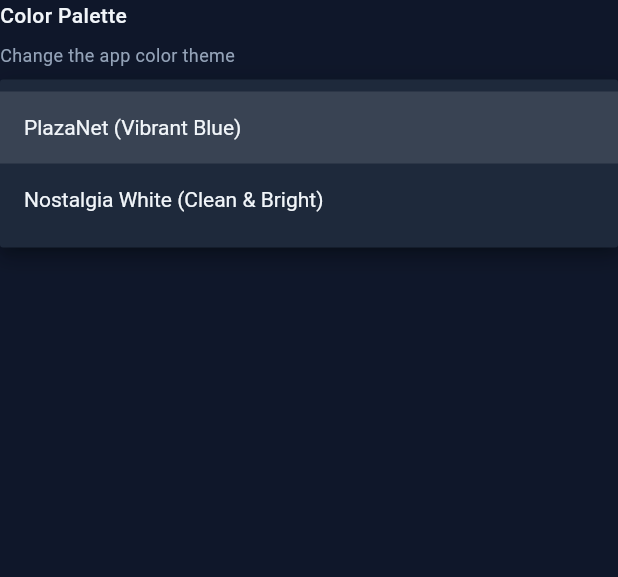
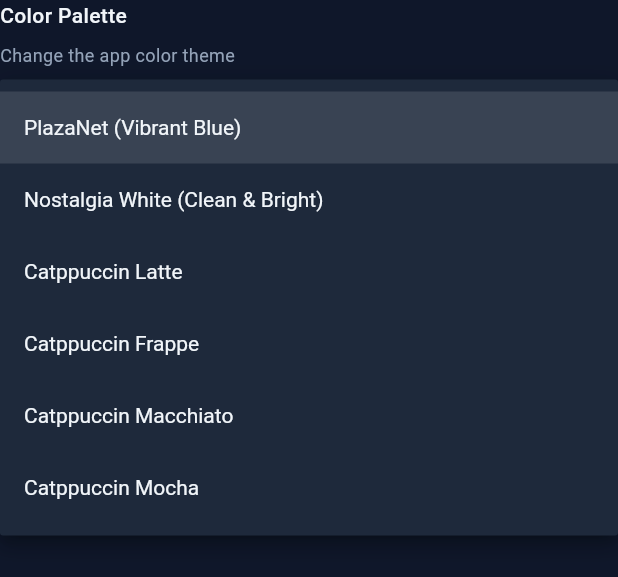
Before and after one commit to PlazaNetOrg/GamePlaza, a Flutter app: the _ColorPalettePicker widget shown alone on an empty page, opened directly, after a tap on "PlazaNet (Vibrant Blue)", on a phone screen of 412 x 824 dp. Shown: the top 577 px of the screen. Run offline on Flutter 3.47's test engine with Material 3 defaults, Android fonts, the phone set to English and light mode, and no system bars; our stand-ins replace battery_plus, shared_preferences; missing offline and left inert: installed_apps; accounts and stored records are empty; network calls fail.

Commit message:
Added Catppuccin color palletes

```diff
--- a/lib/l10n/app_localizations.dart
+++ b/lib/l10n/app_localizations.dart
@@ -116,6 +116,10 @@
   String get settingsColorPaletteDesc;
   String get settingsColorPalettePlazaNet;
   String get settingsColorPaletteNostalgiaWhite;
+  String get settingsColorPaletteCatppuccinLatte;
+  String get settingsColorPaletteCatppuccinFrappe;
+  String get settingsColorPaletteCatppuccinMacchiato;
+  String get settingsColorPaletteCatppuccinMocha;
   String get settingsStreaming;
   String get settingsGameStreaming;
   String get settingsGameStreamingDesc;
--- a/lib/l10n/app_localizations_en.dart
+++ b/lib/l10n/app_localizations_en.dart
@@ -268,6 +268,18 @@
 
   @override
   String get settingsColorPaletteNostalgiaWhite => 'Nostalgia White (Clean & Bright)';
+
+  @override
+  String get settingsColorPaletteCatppuccinLatte => 'Catppuccin Latte';
+
+  @override
+  String get settingsColorPaletteCatppuccinFrappe => 'Catppuccin Frappe';
+
+  @override
+  String get settingsColorPaletteCatppuccinMacchiato => 'Catppuccin Macchiato';
+
+  @override
+  String get settingsColorPaletteCatppuccinMocha => 'Catppuccin Mocha';
 
   @override
   String get settingsStreaming => 'Streaming';
--- a/lib/l10n/app_localizations_ja.dart
+++ b/lib/l10n/app_localizations_ja.dart
@@ -270,6 +270,18 @@
 
   @override
   String get settingsColorPaletteNostalgiaWhite => 'ノスタルジアホワイト（明るくクリーン）';
+
+  @override
+  String get settingsColorPaletteCatppuccinLatte => 'Catppuccin Latte';
+
+  @override
+  String get settingsColorPaletteCatppuccinFrappe => 'Catppuccin Frappe';
+
+  @override
+  String get settingsColorPaletteCatppuccinMacchiato => 'Catppuccin Macchiato';
+
+  @override
+  String get settingsColorPaletteCatppuccinMocha => 'Catppuccin Mocha';
 
   @override
   String get settingsStreaming => 'ストリーミング';
--- a/lib/l10n/app_localizations_pl.dart
+++ b/lib/l10n/app_localizations_pl.dart
@@ -270,6 +270,18 @@
 
   @override
   String get settingsColorPaletteNostalgiaWhite => 'Nostalgia White (Czysty i jasny)';
+
+  @override
+  String get settingsColorPaletteCatppuccinLatte => 'Catppuccin Latte';
+
+  @override
+  String get settingsColorPaletteCatppuccinFrappe => 'Catppuccin Frappe';
+
+  @override
+  String get settingsColorPaletteCatppuccinMacchiato => 'Catppuccin Macchiato';
+
+  @override
+  String get settingsColorPaletteCatppuccinMocha => 'Catppuccin Mocha';
 
   @override
   String get settingsStreaming => 'Streaming';
--- a/lib/models/color_palette.dart
+++ b/lib/models/color_palette.dart
@@ -4,6 +4,10 @@
 enum ColorPalette {
   plazanet,
   nostalgiaWhite,
+  catppuccinLatte,
+  catppuccinFrappe,
+  catppuccinMacchiato,
+  catppuccinMocha,
 }
 
 extension ColorPaletteExtension on ColorPalette {
@@ -13,6 +17,14 @@
         return 'plazanet';
       case ColorPalette.nostalgiaWhite:
         return 'nostalgia_white';
+      case ColorPalette.catppuccinLatte:
+        return 'catppuccin_latte';
+      case ColorPalette.catppuccinFrappe:
+        return 'catppuccin_frappe';
+      case ColorPalette.catppuccinMacchiato:
+        return 'catppuccin_macchiato';
+      case ColorPalette.catppuccinMocha:
+        return 'catppuccin_mocha';
     }
   }
 
@@ -21,6 +33,14 @@
       case 'nostalgia':
       case 'nostalgia_white':
         return ColorPalette.nostalgiaWhite;
+      case 'catppuccin_latte':
+        return ColorPalette.catppuccinLatte;
+      case 'catppuccin_frappe':
+        return ColorPalette.catppuccinFrappe;
+      case 'catppuccin_macchiato':
+        return ColorPalette.catppuccinMacchiato;
+      case 'catppuccin_mocha':
+        return ColorPalette.catppuccinMocha;
       case 'plazanet':
       default:
         return ColorPalette.plazanet;
@@ -81,12 +101,64 @@
     divider: Color(0xFFD1D7E0),
   );
 
+  // Catppuccin Latte Palette
+  static const catppuccinLatte = PaletteColors(
+    primaryBlue: Color(0xFF1E66F5),
+    secondaryBlue: Color(0xFF7287FD),
+    darkSurface: Color(0xFFEFF1F5),
+    elevatedSurface: Color(0xFFDCE0E8),
+    textPrimary: Color(0xFF4C4F69),
+    textSecondary: Color(0xFF6C6F85),
+    divider: Color(0xFFBCC0CC),
+  );
+
+  // Catppuccin Frappe Palette
+  static const catppuccinFrappe = PaletteColors(
+    primaryBlue: Color(0xFF8CAAEE),
+    secondaryBlue: Color(0xFF85C1DC),
+    darkSurface: Color(0xFF303446),
+    elevatedSurface: Color(0xFF414559),
+    textPrimary: Color(0xFFC6D0F5),
+    textSecondary: Color(0xFFA5ADCE),
+    divider: Color(0xFF626880),
+  );
+
+  // Catppuccin Macchiato Palette
+  static const catppuccinMacchiato = PaletteColors(
+    primaryBlue: Color(0xFF8AADF4),
+    secondaryBlue: Color(0xFF7DC4E4),
+    darkSurface: Color(0xFF24273A),
+    elevatedSurface: Color(0xFF363A4F),
+    textPrimary: Color(0xFFCAD3F5),
+    textSecondary: Color(0xFFA5ADCB),
+    divider: Color(0xFF5B6078),
+  );
+
+  // Catppuccin Mocha Palette
+  static const catppuccinMocha = PaletteColors(
+    primaryBlue: Color(0xFF89B4FA),
+    secondaryBlue: Color(0xFF74C7EC),
+    darkSurface: Color(0xFF1E1E2E),
+    elevatedSurface: Color(0xFF313244),
+    textPrimary: Color(0xFFCDD6F4),
+    textSecondary: Color(0xFFA6ADC8),
+    divider: Color(0xFF585B70),
+  );
+
   static PaletteColors fromPalette(ColorPalette palette) {
     switch (palette) {
       case ColorPalette.plazanet:
         return plazanet;
       case ColorPalette.nostalgiaWhite:
         return nostalgiaWhite;
+      case ColorPalette.catppuccinLatte:
+        return catppuccinLatte;
+      case ColorPalette.catppuccinFrappe:
+        return catppuccinFrappe;
+      case ColorPalette.catppuccinMacchiato:
+        return catppuccinMacchiato;
+      case ColorPalette.catppuccinMocha:
+        return catppuccinMocha;
     }
   }
 }
--- a/lib/screens/settings_screen.dart
+++ b/lib/screens/settings_screen.dart
@@ -402,6 +402,22 @@
               DropdownMenuItem(
                 value: ColorPalette.nostalgiaWhite,
                 child: Text(l10n.settingsColorPaletteNostalgiaWhite),
+              ),
+              DropdownMenuItem(
+                value: ColorPalette.catppuccinLatte,
+                child: Text(l10n.settingsColorPaletteCatppuccinLatte),
+              ),
+              DropdownMenuItem(
+                value: ColorPalette.catppuccinFrappe,
+                child: Text(l10n.settingsColorPaletteCatppuccinFrappe),
+              ),
+              DropdownMenuItem(
+                value: ColorPalette.catppuccinMacchiato,
+                child: Text(l10n.settingsColorPaletteCatppuccinMacchiato),
+              ),
+              DropdownMenuItem(
+                value: ColorPalette.catppuccinMocha,
+                child: Text(l10n.settingsColorPaletteCatppuccinMocha),
               ),
             ],
             onChanged: (value) {
```
